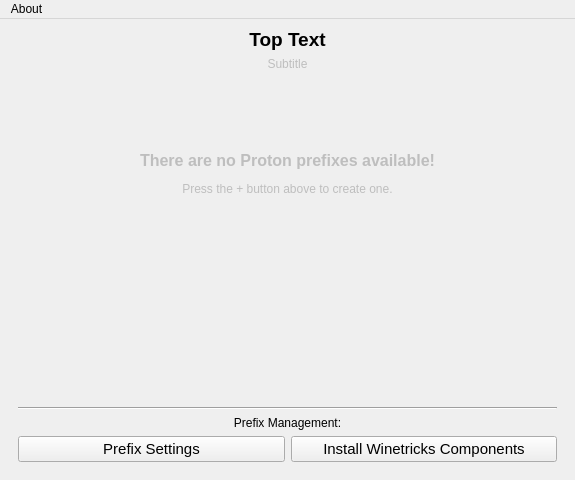
The window that neromanager.ui (keenanweaver/Nero-umu) describes before a commit, drawn with Qt 5.
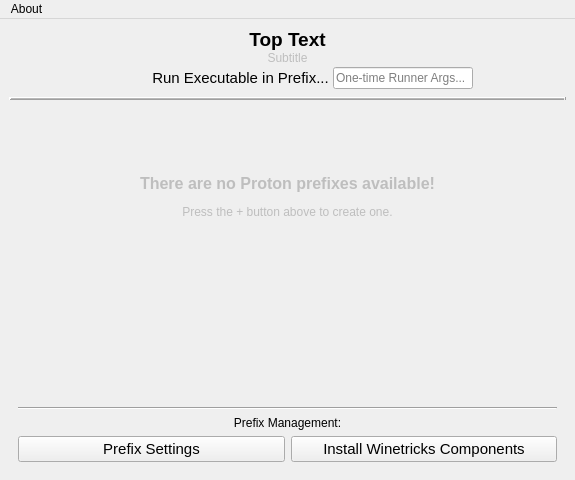
The same window after the commit. Icons and pictures are not drawn.

```diff
--- a/neromanager.ui
+++ b/neromanager.ui
@@ -14,10 +14,13 @@
    <string>NeroManagerWindow</string>
   </property>
   <widget class="QWidget" name="centralwidget">
-   <layout class="QVBoxLayout" name="verticalLayout" stretch="0,0,0">
+   <layout class="QVBoxLayout" name="verticalLayout" stretch="0,0,0,0">
     <item>
-     <layout class="QHBoxLayout" name="horizontalLayout">
-      <item>
+     <layout class="QGridLayout" name="topHeaderLayout">
+      <property name="verticalSpacing">
+       <number>0</number>
+      </property>
+      <item row="0" column="0">
        <widget class="QPushButton" name="backButton">
         <property name="sizePolicy">
          <sizepolicy hsizetype="Minimum" vsizetype="Minimum">
@@ -42,8 +45,8 @@
         </property>
        </widget>
       </item>
-      <item>
-       <layout class="QVBoxLayout" name="verticalLayout_2">
+      <item row="0" column="1">
+       <layout class="QVBoxLayout" name="headerTextArea">
         <item>
          <widget class="QLabel" name="topTitle">
           <property name="sizePolicy">
@@ -92,7 +95,7 @@
         </item>
        </layout>
       </item>
-      <item>
+      <item row="0" column="2">
        <widget class="QPushButton" name="addButton">
         <property name="sizePolicy">
          <sizepolicy hsizetype="Minimum" vsizetype="Minimum">
@@ -117,8 +120,89 @@
         </property>
        </widget>
       </item>
+      <item row="1" column="1">
+       <layout class="QHBoxLayout" name="oneTimeLine" stretch="2,0,3,1">
+        <item>
+         <spacer name="horizontalSpacer">
+          <property name="orientation">
+           <enum>Qt::Orientation::Horizontal</enum>
+          </property>
+          <property name="sizeHint" stdset="0">
+           <size>
+            <width>0</width>
+            <height>0</height>
+           </size>
+          </property>
+         </spacer>
+        </item>
+        <item>
+         <widget class="QPushButton" name="oneTimeRunBtn">
+          <property name="font">
+           <font>
+            <pointsize>11</pointsize>
+            <bold>false</bold>
+           </font>
+          </property>
+          <property name="text">
+           <string>Run Executable in Prefix...</string>
+          </property>
+          <property name="icon">
+           <iconset theme="media-playback-start"/>
+          </property>
+          <property name="iconSize">
+           <size>
+            <width>24</width>
+            <height>24</height>
+           </size>
+          </property>
+          <property name="flat">
+           <bool>true</bool>
+          </property>
+         </widget>
+        </item>
+        <item>
+         <widget class="QLineEdit" name="oneTimeRunArgs">
+          <property name="placeholderText">
+           <string>One-time Runner Args...</string>
+          </property>
+          <property name="clearButtonEnabled">
+           <bool>true</bool>
+          </property>
+         </widget>
+        </item>
+        <item>
+         <spacer name="horizontalSpacer_2">
+          <property name="orientation">
+           <enum>Qt::Orientation::Horizontal</enum>
+          </property>
+          <property name="sizeHint" stdset="0">
+           <size>
+            <width>0</width>
+            <height>0</height>
+           </size>
+          </property>
+         </spacer>
+        </item>
+       </layout>
+      </item>
      </layout>
     </item>
+    <item>
+     <widget class="Line" name="line">
+      <property name="frameShadow">
+       <enum>QFrame::Shadow::Raised</enum>
+      </property>
+      <property name="lineWidth">
+       <number>2</number>
+      </property>
+      <property name="midLineWidth">
+       <number>1</number>
+      </property>
+      <property name="orientation">
+       <enum>Qt::Orientation::Horizontal</enum>
+      </property>
+     </widget>
+    </item>
     <item>
      <widget class="QScrollArea" name="prefixesScrollArea">
       <property name="sizePolicy">
@@ -148,7 +232,7 @@
          <x>0</x>
          <y>0</y>
          <width>563</width>
-         <height>201</height>
+         <height>183</height>
         </rect>
        </property>
        <property name="sizePolicy">
@@ -227,7 +311,7 @@
          <x>0</x>
          <y>0</y>
          <width>563</width>
-         <height>201</height>
+         <height>182</height>
         </rect>
        </property>
        <layout class="QVBoxLayout" name="verticalLayout_3">
```
